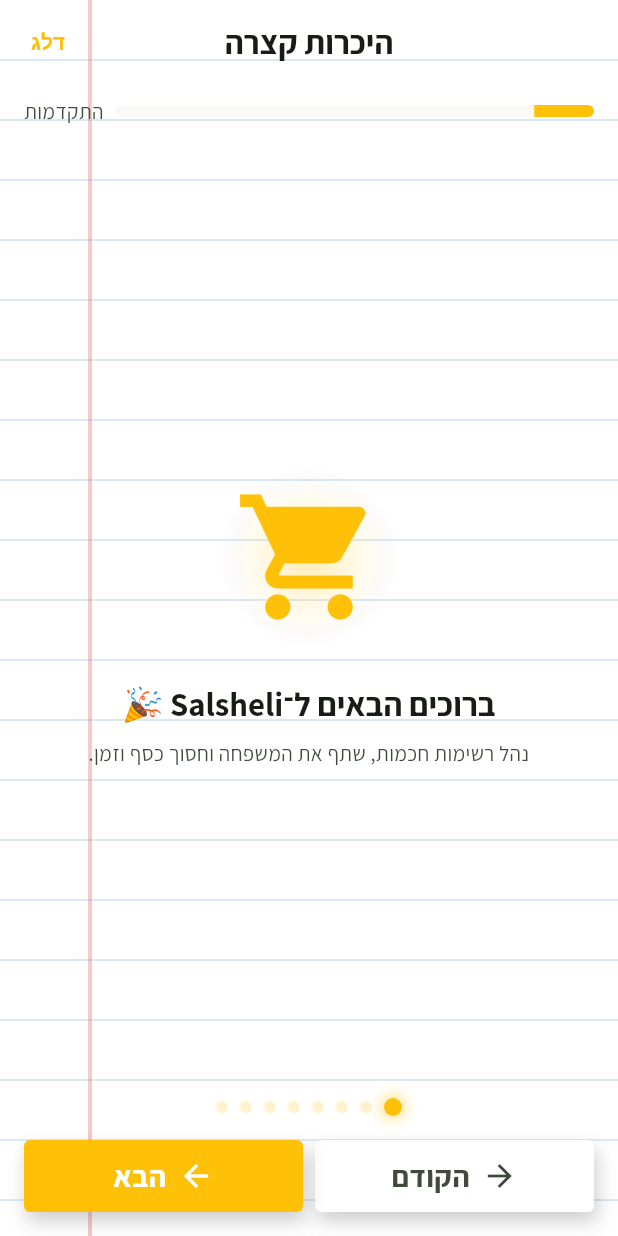
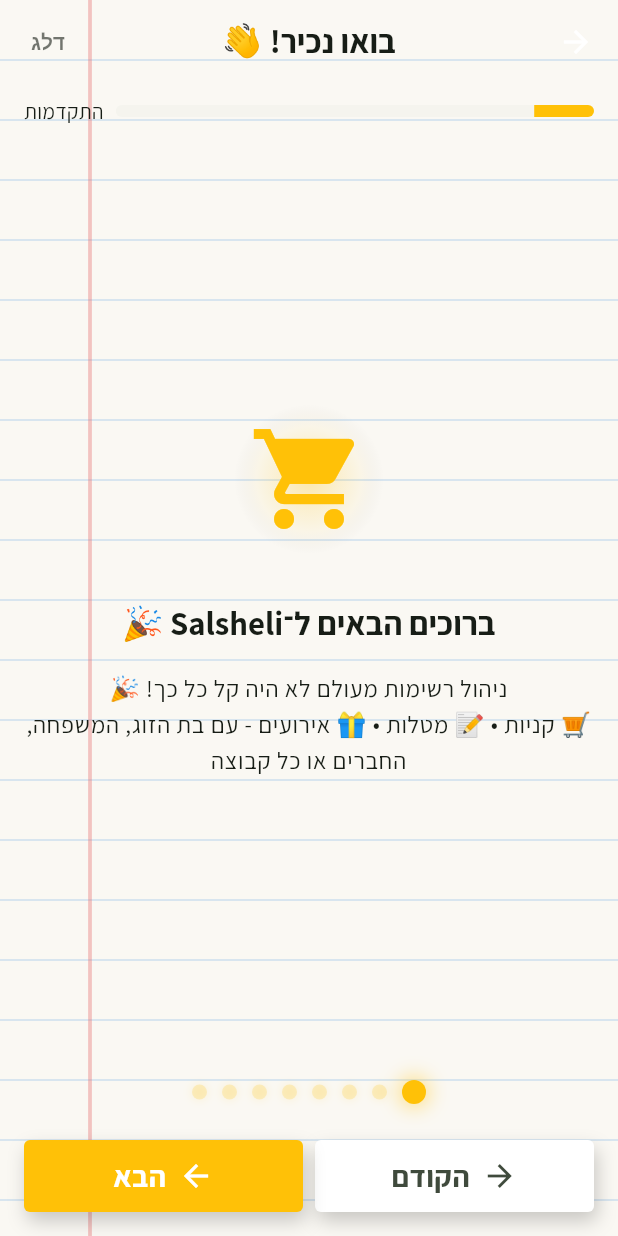
Before and after one commit to Yehuda-sh/salsheli, a Flutter app: the OnboardingScreen screen opened by its route, on a phone screen of 412 x 824 dp. Run offline on Flutter 3.47's test engine with Material 3 defaults, Android fonts, the phone set to English and light mode, and no system bars; drawn by our look-alikes of dynamic_color, flutter_animate; our stand-ins replace cloud_firestore, firebase_auth, firebase_core, firebase_storage, fl_chart, image_picker and 3 more; missing offline and left inert: google_mlkit_text_recognition; accounts and stored records are empty.

Commit message:
feat: Update onboarding UI strings and styles for improved user experience

````diff
--- a/lib/l10n/app_strings.dart
+++ b/lib/l10n/app_strings.dart
@@ -9,7 +9,7 @@
 //
 // 🎯 שימוש:
 // ```dart
-// import 'package:memozap/l10n/app_strings.dart';
+// import 'package:salsheli/l10n/app_strings.dart';
 //
 // Text(AppStrings.layout.appTitle)  // "סל חכם"
 // Text(AppStrings.common.logout)    // "התנתק"
@@ -18,8 +18,8 @@
 // 🔮 עתיד: כשנוסיף flutter_localizations, נחליף את הקובץ הזה
 //          ב-AppLocalizations generated class
 //
-// Version: 3.0 - רפקטור למבנה תיקיות + הוספת ListTypeMappingsStrings
-// Last Updated: 08/10/2025
+// Version: 3.1 - עדכון טקסטים לתמיכה בכל סוגי הקבוצות והרשימות
+// Last Updated: 20/10/2025
 
 import 'strings/list_type_mappings_strings.dart';
 
@@ -206,7 +206,7 @@ class _OnboardingStrings {
   const _OnboardingStrings();
 
   // Screen
-  String get title => 'היכרות קצרה';
+  String get title => 'בואו נכיר! 👋';
   String get skip => 'דלג';
   String get previous => 'הקודם';
   String get next => 'הבא';
@@ -219,10 +219,10 @@ class _OnboardingStrings {
 
   // Welcome Step
   String get welcomeTitle => 'ברוכים הבאים ל־Salsheli 🎉';
-  String get welcomeSubtitle => 'נהל רשימות חכמות, שתף את המשפחה וחסוך כסף וזמן.';
+  String get welcomeSubtitle => 'ניהול רשימות מעולם לא היה קל כל כך! 🎉\n🛒 קניות • 📝 מטלות • 🎁 אירועים - עם בת הזוג, המשפחה, החברים או כל קבוצה';
 
   // Family Size Step
-  String get familySizeTitle => 'כמה נפשות במשפחה?';
+  String get familySizeTitle => 'כמה אנשים בקבוצה?';
 
   // Stores Step
   String get storesTitle => 'בחר חנויות מועדפות:';
@@ -235,8 +235,8 @@ class _OnboardingStrings {
   String get categoriesTitle => 'אילו קטגוריות חשובות לכם במיוחד?';
 
   // Sharing Step
-  String get sharingTitle => 'האם תרצה לשתף רשימות עם בני משפחה?';
-  String get sharingOption => 'שיתוף רשימות משפחתי';
+  String get sharingTitle => 'האם תרצה לשתף רשימות עם הקבוצה?';
+  String get sharingOption => 'שיתוף רשימות עם הקבוצה';
 
   // Reminder Step
   String get reminderTitle => 'באיזו שעה נוח לך לקבל תזכורות?';
@@ -245,7 +245,7 @@ class _OnboardingStrings {
   // Summary Step
   String get summaryTitle => 'סיכום ההעדפות שלך';
   String get summaryFinishHint => 'לחץ על \'סיום\' כדי להמשיך להרשמה.';
-  String familySizeSummary(int size) => 'משפחה: $size נפשות';
+  String familySizeSummary(int size) => 'קבוצה: $size אנשים';
   String storesSummary(String stores) => 'חנויות: $stores';
   String get noStoresSelected => 'לא נבחר';
   String budgetSummary(double amount) => 'תקציב חודשי: ${amount.toStringAsFixed(0)} ₪';
@@ -261,7 +261,7 @@ class _OnboardingStrings {
 //
 // 1. **Import פשוט:**
 //    ```dart
-//    import 'package:memozap/l10n/app_strings.dart';
+//    import 'package:salsheli/l10n/app_strings.dart';
 //    ```
 //
 // 2. **שימוש ב-Widget:**
@@ -352,13 +352,13 @@ class _WelcomeStrings {
   const _WelcomeStrings();
 
   // Screen
-  String get title => 'סל שלי';
-  String get subtitle => 'שיתוף חכם • תבניות מותאמות • מזווה מאורגן\nהכל באפליקציה אחת';
+  String get title => 'Salsheli - הרשימות שלך 📝';
+  String get subtitle => '🛒 קניות • 📝 מטלות • 🎉 אירועים • 📦 מזווה\nעם מי שאתה רוצה, איך שאתה רוצה';
 
   // Benefits - Compact Version (20/10/2025)
   // 📏 Shorter texts for single-screen layout (4 benefits + no scroll)
   String get benefit1Title => 'שיתוף חכם';
-  String get benefit1Subtitle => 'משפחה, ועד בית, חברים - עם הרשאות';
+  String get benefit1Subtitle => 'זוג, משפחה, חברים, עבודה - עם הרשאות';
   String get benefit2Title => 'תבניות מותאמות';
   String get benefit2Subtitle => '21 סוגים עם הצעות לפי פרופיל';
   String get benefit3Title => 'מזווה מאורגן';
@@ -542,7 +542,7 @@ class _HomeStrings {
   const _HomeStrings();
 
   // Welcome Header
-  String welcomeUser(String userName) => 'ברוך הבא, $userName';
+  String welcomeUser(String userName) => 'שלום $userName! 👋';
   String get guestUser => 'אורח';
 
   // Sort
@@ -553,7 +553,7 @@ class _HomeStrings {
 
   // Empty State
   String get noActiveLists => 'אין רשימות פעילות כרגע';
-  String get emptyStateMessage => 'צור את הרשימה הראשונה שלך\nוהתחל לחסוך זמן וכסף!';
+  String get emptyStateMessage => 'צור את הרשימה הראשונה שלך\nקניות, מטלות, אירועים - הכל מתחיל פה! ✨';
   String get createFirstList => 'צור רשימה ראשונה';
 
   // Receipts Card
@@ -762,7 +762,7 @@ class _ListTypeGroupsStrings {
 
   String get descShopping => 'קניות שוטפות ויומיומיות';
   String get descSpecialty => 'קניות בחנויות מיוחדות';
-  String get descEvents => 'רשימות לאירועים ומסיבות';
+  String get descEvents => 'אירועים, מסיבות ומטלות מיוחדות';
 }
 
 // ========================================
@@ -915,7 +915,7 @@ class _CreateListDialogStrings {
   // Dialog Title
   // ========================================
 
-  String get title => 'יצירת רשימת קניות חדשה';
+  String get title => 'יצירת רשימה חדשה';
 
   // ========================================
   // Use Template Section
--- a/lib/screens/onboarding/onboarding_screen.dart
+++ b/lib/screens/onboarding/onboarding_screen.dart
@@ -238,7 +238,7 @@ class _OnboardingScreenState extends State<OnboardingScreen> {
           }
         },
         child: Scaffold(
-          backgroundColor: Colors.transparent,
+          backgroundColor: kPaperBackground,
           extendBodyBehindAppBar: true,
           appBar: AppBar(
             backgroundColor: Colors.transparent,
@@ -255,7 +255,10 @@ class _OnboardingScreenState extends State<OnboardingScreen> {
                 onPressed: _isLoading ? null : _skip,
                 child: Text(
                   AppStrings.onboarding.skip,
-                  style: TextStyle(color: accent),
+                  style: TextStyle(
+                    color: _isLoading ? cs.onSurfaceVariant : cs.onSurface.withValues(alpha: 0.6),
+                    fontSize: 14,
+                  ),
                 ),
               ),
             ],
@@ -288,13 +291,15 @@ class _OnboardingScreenState extends State<OnboardingScreen> {
                         ),
                       ),
 
+                      const SizedBox(height: kSpacingMedium),
+
                       // Progress Dots - נקודות התקדמות ⭐
                       _ProgressDots(
                         currentStep: _currentStep,
                         totalSteps: steps.length,
                         accent: accent,
                       ),
-                      const SizedBox(height: kSpacingMedium),
+                      const SizedBox(height: kSpacingLarge),
 
                       // כפתורי ניווט
                       _buildNavigationButtons(cs, accent, steps.length),
@@ -330,7 +335,11 @@ class _OnboardingScreenState extends State<OnboardingScreen> {
         const SizedBox(width: kSpacingSmall),
         Text(
           AppStrings.onboarding.progress,
-          style: TextStyle(color: cs.onSurfaceVariant),
+          style: TextStyle(
+            color: cs.onSurface,
+            fontSize: 14,
+            fontWeight: FontWeight.w500,
+          ),
         ),
       ],
     );
@@ -440,9 +449,9 @@ class _ProgressDots extends StatelessWidget {
         (index) => AnimatedContainer(
           duration: kAnimationDurationMedium,
           curve: Curves.easeInOut,
-          margin: const EdgeInsets.symmetric(horizontal: 4),
-          width: index == currentStep ? 12 : 8,
-          height: index == currentStep ? 12 : 8,
+          margin: const EdgeInsets.symmetric(horizontal: 5),
+          width: index == currentStep ? 16 : 10,
+          height: index == currentStep ? 16 : 10,
           decoration: BoxDecoration(
             shape: BoxShape.circle,
             color: index == currentStep
@@ -451,12 +460,18 @@ class _ProgressDots extends StatelessWidget {
             boxShadow: index == currentStep
                 ? [
                     BoxShadow(
-                      color: accent.withValues(alpha: kOpacityMedium),
-                      blurRadius: 8,
-                      spreadRadius: 2,
+                      color: accent.withValues(alpha: 0.4),
+                      blurRadius: 10,
+                      spreadRadius: 3,
                     ),
                   ]
-                : null,
+                : [
+                    BoxShadow(
+                      color: accent.withValues(alpha: 0.1),
+                      blurRadius: 4,
+                      spreadRadius: 1,
+                    ),
+                  ],
           ),
         ),
       ),
--- a/lib/screens/onboarding/widgets/onboarding_steps.dart
+++ b/lib/screens/onboarding/widgets/onboarding_steps.dart
@@ -196,7 +196,7 @@ class _WelcomeStep extends StatelessWidget {
         children: [
           // אייקון מונפש עם זוהר! ⭐
           _AnimatedWelcomeIcon(accent: accent),
-          const SizedBox(height: kSpacingLarge),
+          const SizedBox(height: kSpacingXLarge),
           Text(
             AppStrings.onboarding.welcomeTitle,
             style: t.titleLarge?.copyWith(
@@ -204,12 +204,16 @@ class _WelcomeStep extends StatelessWidget {
               fontWeight: FontWeight.w600,
             ),
           ),
-          const SizedBox(height: kSpacingSmall),
+          const SizedBox(height: kSpacingMedium),
           Text(
             AppStrings.onboarding.welcomeSubtitle,
             textAlign: TextAlign.center,
-            style: t.bodyMedium?.copyWith(color: cs.onSurfaceVariant),
+            style: t.bodyLarge?.copyWith(
+              color: cs.onSurface,
+              height: 1.5,
+            ),
           ),
+          const SizedBox(height: kSpacingSmall),
         ],
       )
           .animate()
@@ -228,8 +232,8 @@ class _AnimatedWelcomeIcon extends StatelessWidget {
   @override
   Widget build(BuildContext context) {
     return Container(
-      width: kIconSizeXXLarge + kLogoGlowPadding,
-      height: kIconSizeXXLarge + kLogoGlowPadding,
+      width: kIconSizeXLarge + kLogoGlowPadding,
+      height: kIconSizeXLarge + kLogoGlowPadding,
       decoration: BoxDecoration(
         shape: BoxShape.circle,
         // זוהר רדיאלי סביב האייקון
@@ -246,7 +250,7 @@ class _AnimatedWelcomeIcon extends StatelessWidget {
       child: Center(
         child: Icon(
           Icons.shopping_cart,
-          size: kIconSizeXXLarge,
+          size: kIconSizeXLarge,
           color: accent,
         ),
       ),
````
